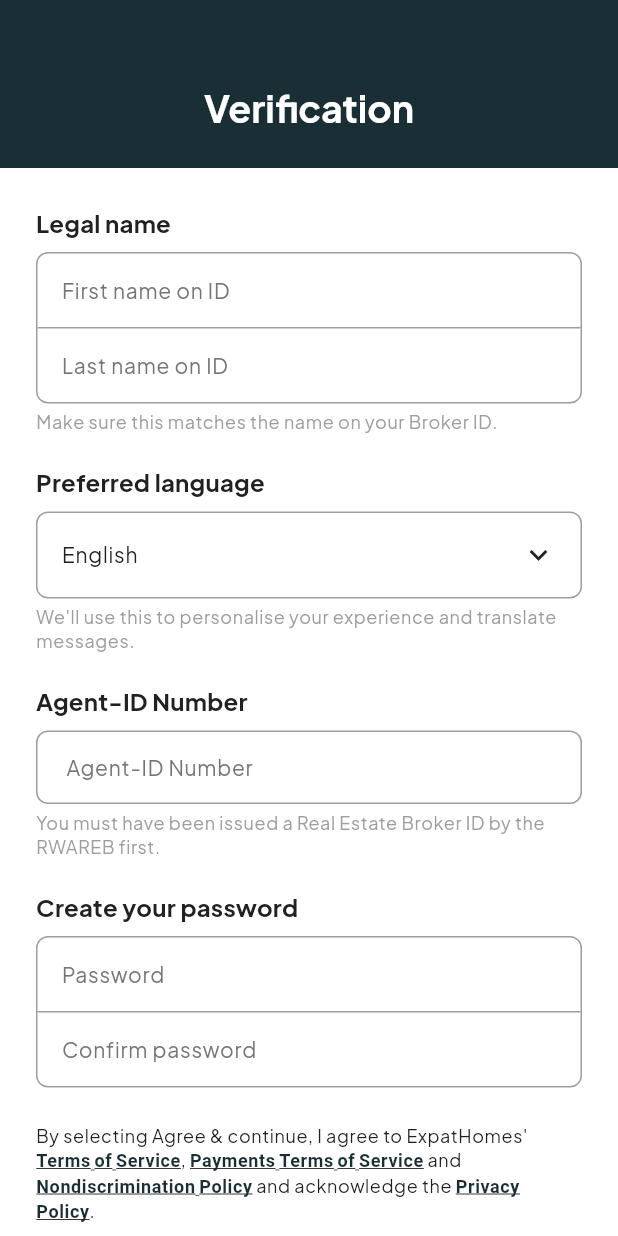
After one commit to mnelson-1/expat_homes, a Flutter app: the AgentSignUpScreen screen opened directly, on a phone screen of 412 x 824 dp. The commit adds this screen. Run offline on Flutter 3.47's test engine with Material 3 defaults, Android fonts, the phone set to English and light mode, and no system bars; our stand-ins replace google_fonts.

Commit message:
created agent's signup page

```diff
--- /dev/null
+++ b/expat_app/lib/screens/agent_sign_up_screen.dart
@@ -0,0 +1,370 @@
+import 'package:flutter/material.dart';
+
+/// Palette for Agent signup (mirrors Expat / Landlord signup).
+class _AgentSignUpColors {
+  static const Color primaryDark = Color(0xFF1A2E35);
+  static const Color accentGreen = Color(0xFF8ED966);
+  static const Color border = Color(0xFF9E9E9E);
+  static const Color hint = Color(0xFF757575);
+  static const Color helper = Color(0xFF9E9E9E);
+  static const Color bodyText = Color(0xFF212121);
+  static const Color link = Color(0xFF1A2E35);
+
+  static const double fieldFontSize = 14;
+  static const double helperFontSize = 12;
+}
+
+/// Agent signup screen: legal name, language, agent ID, password, terms, Sign Up.
+class AgentSignUpScreen extends StatefulWidget {
+  const AgentSignUpScreen({super.key});
+
+  @override
+  State<AgentSignUpScreen> createState() => _AgentSignUpScreenState();
+}
+
+class _AgentSignUpScreenState extends State<AgentSignUpScreen> {
+  final _firstNameController = TextEditingController();
+  final _lastNameController = TextEditingController();
+  final _passwordController = TextEditingController();
+  final _confirmPasswordController = TextEditingController();
+  final _agentIdController = TextEditingController();
+  String _selectedLanguage = 'English';
+
+  @override
+  void dispose() {
+    _firstNameController.dispose();
+    _lastNameController.dispose();
+    _passwordController.dispose();
+    _confirmPasswordController.dispose();
+    _agentIdController.dispose();
+    super.dispose();
+  }
+
+  static const List<String> _languages = [
+    'English',
+    'Kinyarwanda',
+    'French',
+    'Swahili',
+  ];
+
+  @override
+  Widget build(BuildContext context) {
+    final textTheme = Theme.of(context).textTheme;
+
+    return Scaffold(
+      backgroundColor: Colors.white,
+      body: Column(
+        children: [
+          _buildHeader(textTheme),
+          Expanded(
+            child: SingleChildScrollView(
+              padding: const EdgeInsets.symmetric(horizontal: 24),
+              child: Column(
+                crossAxisAlignment: CrossAxisAlignment.stretch,
+                children: [
+                  const SizedBox(height: 24),
+                  _buildSectionLabel(textTheme, 'Legal name'),
+                  const SizedBox(height: 8),
+                  _buildStackedFields(
+                    context,
+                    firstHint: 'First name on ID',
+                    secondHint: 'Last name on ID',
+                    firstController: _firstNameController,
+                    secondController: _lastNameController,
+                  ),
+                  const SizedBox(height: 4),
+                  _buildHelper(
+                    textTheme,
+                    'Make sure this matches the name on your Broker ID.',
+                  ),
+                  const SizedBox(height: 20),
+                  _buildSectionLabel(textTheme, 'Preferred language'),
+                  const SizedBox(height: 8),
+                  _buildLanguageDropdown(),
+                  const SizedBox(height: 4),
+                  _buildHelper(
+                    textTheme,
+                    "We'll use this to personalise your experience and translate messages.",
+                  ),
+                  const SizedBox(height: 20),
+                  _buildSectionLabel(textTheme, 'Agent-ID Number'),
+                  const SizedBox(height: 8),
+                  _buildSingleField(
+                    context,
+                    controller: _agentIdController,
+                    hint: 'Agent-ID Number',
+                  ),
+                  const SizedBox(height: 4),
+                  _buildHelper(
+                    textTheme,
+                    'You must have been issued a Real Estate Broker ID by the RWAREB first.',
+                  ),
+                  const SizedBox(height: 20),
+                  _buildSectionLabel(textTheme, 'Create your password'),
+                  const SizedBox(height: 8),
+                  _buildStackedFields(
+                    context,
+                    firstHint: 'Password',
+                    secondHint: 'Confirm password',
+                    firstController: _passwordController,
+                    secondController: _confirmPasswordController,
+                    obscureText: true,
+                  ),
+                  const SizedBox(height: 24),
+                  _buildTermsText(textTheme),
+                  const SizedBox(height: 28),
+                  _buildSignUpButton(textTheme),
+                  const SizedBox(height: 32),
+                ],
+              ),
+            ),
+          ),
+        ],
+      ),
+    );
+  }
+
+  Widget _buildHeader(TextTheme textTheme) {
+    return Container(
+      width: double.infinity,
+      padding: const EdgeInsets.fromLTRB(24, 56, 24, 24),
+      color: _AgentSignUpColors.primaryDark,
+      child: SafeArea(
+        bottom: false,
+        child: Text(
+          'Verification',
+          style: textTheme.headlineMedium?.copyWith(
+            color: Colors.white,
+            fontSize: 25,
+            fontWeight: FontWeight.bold,
+          ),
+          textAlign: TextAlign.center,
+        ),
+      ),
+    );
+  }
+
+  Widget _buildSectionLabel(TextTheme textTheme, String label) {
+    return Text(
+      label,
+      style: textTheme.titleMedium?.copyWith(
+        color: _AgentSignUpColors.bodyText,
+        fontWeight: FontWeight.bold,
+      ),
+    );
+  }
+
+  Widget _buildHelper(TextTheme textTheme, String text) {
+    return Text(
+      text,
+      style: textTheme.bodySmall?.copyWith(
+        color: _AgentSignUpColors.helper,
+        fontSize: _AgentSignUpColors.helperFontSize,
+      ),
+    );
+  }
+
+  TextStyle? _fieldTextStyle(BuildContext context) {
+    return Theme.of(context).textTheme.bodyLarge?.copyWith(
+          fontSize: _AgentSignUpColors.fieldFontSize,
+          color: _AgentSignUpColors.bodyText,
+        );
+  }
+
+  Widget _buildStackedFields(
+    BuildContext context, {
+    required String firstHint,
+    required String secondHint,
+    required TextEditingController firstController,
+    required TextEditingController secondController,
+    bool obscureText = false,
+  }) {
+    const padding = EdgeInsets.symmetric(horizontal: 16, vertical: 14);
+    return Container(
+      decoration: BoxDecoration(
+        color: Colors.white,
+        border: Border.all(color: _AgentSignUpColors.border),
+        borderRadius: BorderRadius.circular(8),
+      ),
+      child: Column(
+        children: [
+          TextField(
+            controller: firstController,
+            obscureText: obscureText,
+            style: _fieldTextStyle(context),
+            decoration: InputDecoration(
+              hintText: firstHint,
+              hintStyle: TextStyle(
+                color: _AgentSignUpColors.hint,
+                fontSize: _AgentSignUpColors.fieldFontSize,
+              ),
+              border: InputBorder.none,
+              enabledBorder: InputBorder.none,
+              contentPadding: padding,
+            ),
+          ),
+          const Divider(height: 1, color: _AgentSignUpColors.border),
+          TextField(
+            controller: secondController,
+            obscureText: obscureText,
+            style: _fieldTextStyle(context),
+            decoration: InputDecoration(
+              hintText: secondHint,
+              hintStyle: TextStyle(
+                color: _AgentSignUpColors.hint,
+                fontSize: _AgentSignUpColors.fieldFontSize,
+              ),
+              border: InputBorder.none,
+              enabledBorder: InputBorder.none,
+              contentPadding: padding,
+            ),
+          ),
+        ],
+      ),
+    );
+  }
+
+  Widget _buildSingleField(
+    BuildContext context, {
+    required TextEditingController controller,
+    required String hint,
+  }) {
+    return TextField(
+      controller: controller,
+      style: _fieldTextStyle(context),
+      decoration: InputDecoration(
+        hintText: hint,
+        hintStyle: TextStyle(
+          color: _AgentSignUpColors.hint,
+          fontSize: _AgentSignUpColors.fieldFontSize,
+        ),
+        fillColor: Colors.white,
+        filled: true,
+        border: OutlineInputBorder(
+          borderRadius: BorderRadius.circular(8),
+          borderSide: const BorderSide(color: _AgentSignUpColors.border),
+        ),
+        enabledBorder: OutlineInputBorder(
+          borderRadius: BorderRadius.circular(8),
+          borderSide: const BorderSide(color: _AgentSignUpColors.border),
+        ),
+        contentPadding:
+            const EdgeInsets.symmetric(horizontal: 16, vertical: 14),
+      ),
+    );
+  }
+
+  Widget _buildLanguageDropdown() {
+    final textTheme = Theme.of(context).textTheme;
+    return Container(
+      decoration: BoxDecoration(
+        color: Colors.white,
+        border: Border.all(color: _AgentSignUpColors.border),
+        borderRadius: BorderRadius.circular(8),
+      ),
+      padding: const EdgeInsets.symmetric(horizontal: 16, vertical: 4),
+      child: DropdownButtonHideUnderline(
+        child: DropdownButton<String>(
+          value: _selectedLanguage,
+          isExpanded: true,
+          items: _languages
+              .map(
+                (lang) => DropdownMenuItem<String>(
+                  value: lang,
+                  child: Text(
+                    lang,
+                    style: textTheme.bodyLarge?.copyWith(
+                      fontSize: _AgentSignUpColors.fieldFontSize,
+                      color: _AgentSignUpColors.bodyText,
+                    ),
+                  ),
+                ),
+              )
+              .toList(),
+          onChanged: (v) =>
+              setState(() => _selectedLanguage = v ?? _selectedLanguage),
+          icon: const Icon(
+            Icons.keyboard_arrow_down,
+            color: _AgentSignUpColors.bodyText,
+          ),
+          dropdownColor: Colors.white,
+        ),
+      ),
+    );
+  }
+
+  Widget _buildTermsText(TextTheme textTheme) {
+    return RichText(
+      text: TextSpan(
+        style: textTheme.bodySmall?.copyWith(
+          color: _AgentSignUpColors.bodyText,
+          fontSize: _AgentSignUpColors.helperFontSize,
+        ),
+        children: [
+          const TextSpan(
+            text:
+                'By selecting Agree & continue, I agree to ExpatHomes\' ',
+          ),
+          TextSpan(
+            text: 'Terms of Service',
+            style: TextStyle(
+              color: _AgentSignUpColors.link,
+              fontWeight: FontWeight.w600,
+              decoration: TextDecoration.underline,
+            ),
+          ),
+          const TextSpan(text: ', '),
+          TextSpan(
+            text: 'Payments Terms of Service',
+            style: TextStyle(
+              color: _AgentSignUpColors.link,
+              fontWeight: FontWeight.w600,
+              decoration: TextDecoration.underline,
+            ),
+          ),
+          const TextSpan(text: ' and '),
+          TextSpan(
+            text: 'Nondiscrimination Policy',
+            style: TextStyle(
+              color: _AgentSignUpColors.link,
+              fontWeight: FontWeight.w600,
+              decoration: TextDecoration.underline,
+            ),
+          ),
+          const TextSpan(text: ' and acknowledge the '),
+          TextSpan(
+            text: 'Privacy Policy',
+            style: TextStyle(
+              color: _AgentSignUpColors.link,
+              fontWeight: FontWeight.w600,
+              decoration: TextDecoration.underline,
+            ),
+          ),
+          const TextSpan(text: '.'),
+        ],
+      ),
+    );
+  }
+
+  Widget _buildSignUpButton(TextTheme textTheme) {
+    return FilledButton(
+      onPressed: () {},
+      style: FilledButton.styleFrom(
+        backgroundColor: _AgentSignUpColors.accentGreen,
+        foregroundColor: _AgentSignUpColors.primaryDark,
+        padding: const EdgeInsets.symmetric(vertical: 16),
+        shape: RoundedRectangleBorder(
+          borderRadius: BorderRadius.circular(8),
+        ),
+      ),
+      child: Text(
+        'Sign Up',
+        style: textTheme.titleMedium?.copyWith(
+          color: _AgentSignUpColors.primaryDark,
+          fontWeight: FontWeight.bold,
+          fontSize: 17,
+        ),
+      ),
+    );
+  }
+}
--- a/expat_app/lib/screens/get_started_screen.dart
+++ b/expat_app/lib/screens/get_started_screen.dart
@@ -1,4 +1,5 @@
 import 'package:flutter/material.dart';
+import 'package:expat_app/screens/agent_sign_up_screen.dart';
 import 'package:expat_app/screens/landlord_sign_up_screen.dart';
 import 'package:expat_app/screens/sign_in_screen.dart';
 import 'package:expat_app/screens/sign_up_screen.dart';
@@ -305,6 +306,14 @@ class _GetStartedScreenState extends State<GetStartedScreen> {
           );
           return;
         }
+        if (_selectedRole == _UserRole.agent) {
+          Navigator.of(context).push(
+            MaterialPageRoute<void>(
+              builder: (_) => const AgentSignUpScreen(),
+            ),
+          );
+          return;
+        }
         final email = _emailController.text.trim();
         if (email.isNotEmpty) {
           setState(() => _verificationMessageSent = true);
```
